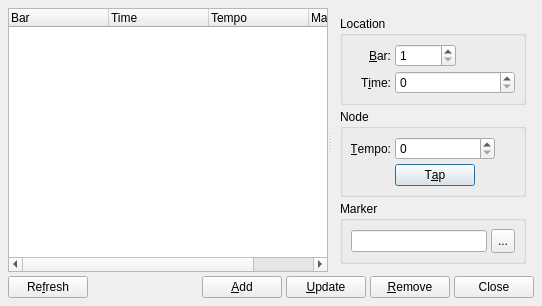
This is src/qtractorTimeScaleForm.ui in rncbc/qtractor as Qt 5 draws it before an edit. The edited form follows.
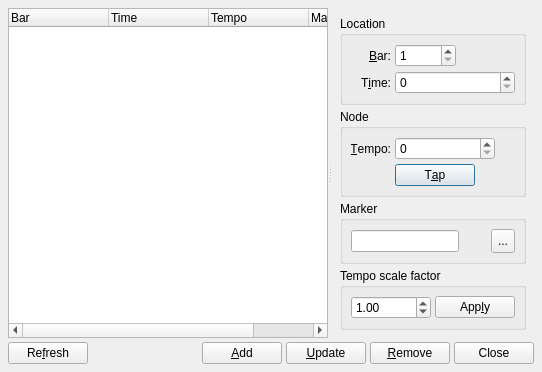
This is the edited form. Icons and pictures are not drawn. Custom widgets are drawn as their Qt base class.

Commit message: - Scaling of whole tempo map with a given factor has been added,   through a spin-box and button in Tempo Map / Markers dialog,   after a long overdue patch by Tuomas Airaksinen, thanks again.   (EXPERIMENTAL)

Patch:
```diff
--- a/src/qtractorTimeScaleForm.ui
+++ b/src/qtractorTimeScaleForm.ui
@@ -285,6 +285,66 @@
             </property>
            </widget>
           </item>
+          <item row="1" column="0" colspan="4">
+           <spacer>
+            <property name="orientation">
+             <enum>Qt::Vertical</enum>
+            </property>
+            <property name="sizeHint">
+             <size>
+              <width>20</width>
+              <height>4</height>
+             </size>
+            </property>
+           </spacer>
+          </item>
+         </layout>
+        </widget>
+       </item>
+       <item>
+        <widget class="QGroupBox" name="TempoFactorGroupBox">
+         <property name="title">
+          <string>Tempo scale factor</string>
+         </property>
+         <layout class="QGridLayout">
+          <item row="0" column="1">
+           <widget class="QDoubleSpinBox" name="TempoFactorSpinBox">
+            <property name="minimumSize">
+             <size>
+              <width>40</width>
+              <height>0</height>
+             </size>
+            </property>
+            <property name="toolTip" >
+             <string>Tempo scale factor</string>
+            </property>
+            <property name="accelerated">
+             <bool>true</bool>
+            </property>
+            <property name="decimals" >
+             <number>2</number>
+            </property>
+            <property name="minimum" >
+             <double>0.01</double>
+            </property>
+            <property name="maximum" >
+             <double>10.00</double>
+            </property>
+            <property name="singleStep" >
+             <double>0.01</double>
+            </property>
+            <property name="value" >
+             <double>1.00</double>
+            </property>
+           </widget>
+          </item>
+          <item row="0" column="2">
+           <widget class="QPushButton" name="TempoFactorPushButton">
+            <property name="text">
+             <string>App&amp;ly</string>
+            </property>
+           </widget>
+          </item>
          </layout>
         </widget>
        </item>
```
Left out of the diff: 19 changed lines with no effect on the pictures. The commit also changes 14 other files.
